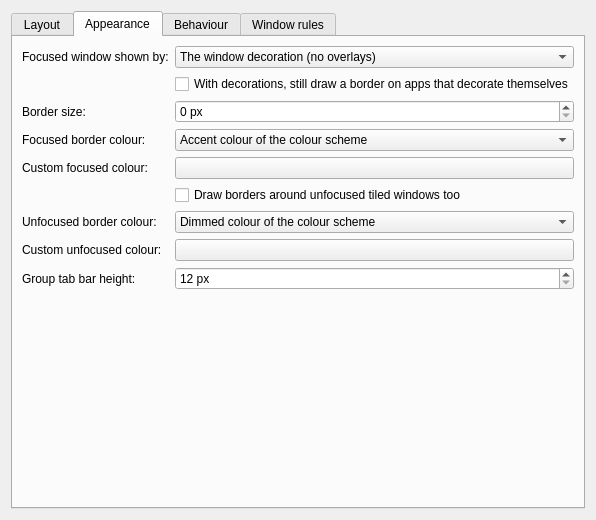
First picture: the form in package/contents/ui/config.ui, repository DGBooth/HyprKwin, before the edit.
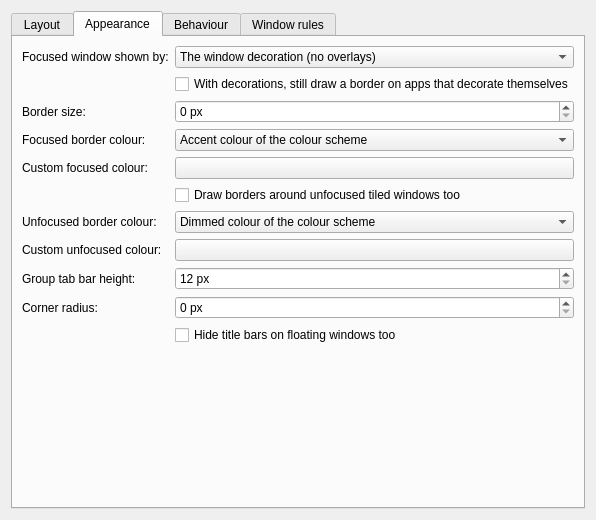
Second picture: the form after the edit. The open tabs and pages were chosen to show the change. Custom widgets are drawn as their Qt base class.

Commit message: Rounded borders, floating title bars, and a rule picker

```diff
--- a/package/contents/ui/config.ui
+++ b/package/contents/ui/config.ui
@@ -117,6 +117,22 @@
          <property name="toolTip"><string>Drawn in the gap around tiled windows; only used with the "Coloured border" option above.</string></property>
         </widget>
        </item>
+       <item row="9" column="0">
+        <widget class="QLabel" name="borderRadiusLabel"><property name="text"><string>Corner radius:</string></property></widget>
+       </item>
+       <item row="9" column="1">
+        <widget class="QSpinBox" name="kcfg_BorderRadius">
+         <property name="suffix"><string> px</string></property>
+         <property name="maximum"><number>40</number></property>
+         <property name="toolTip"><string>decoration:rounding. Rounds the focus border itself; the window's own corners stay square unless your decoration theme rounds them.</string></property>
+        </widget>
+       </item>
+       <item row="10" column="1">
+        <widget class="QCheckBox" name="kcfg_HideFloatingTitleBars">
+         <property name="text"><string>Hide title bars on floating windows too</string></property>
+         <property name="toolTip"><string>Removes the title bar, and with it the minimise/maximise/close buttons, from floating windows as well as tiled ones. Apps that draw their own title bar (Chromium, Electron, GTK) are unaffected.</string></property>
+        </widget>
+       </item>
        <item row="3" column="0">
         <widget class="QLabel" name="activeSourceLabel"><property name="text"><string>Focused border colour:</string></property></widget>
        </item>
```
The commit also changes 8 other files.
